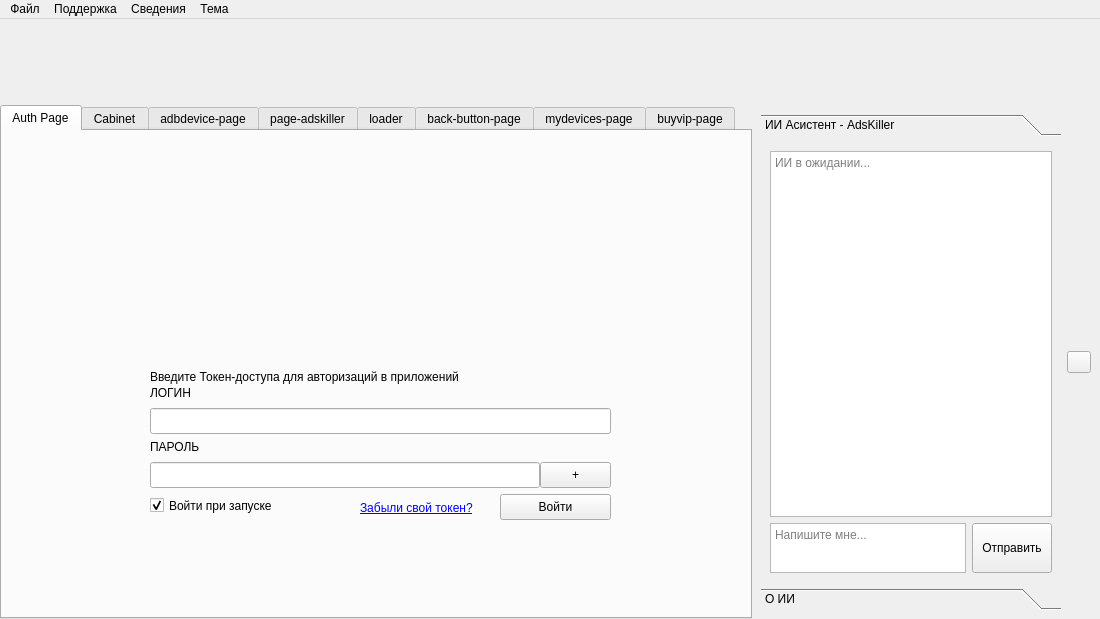
Old version of the form ui/mainwindow.ui in the repository badcast/adskiller.
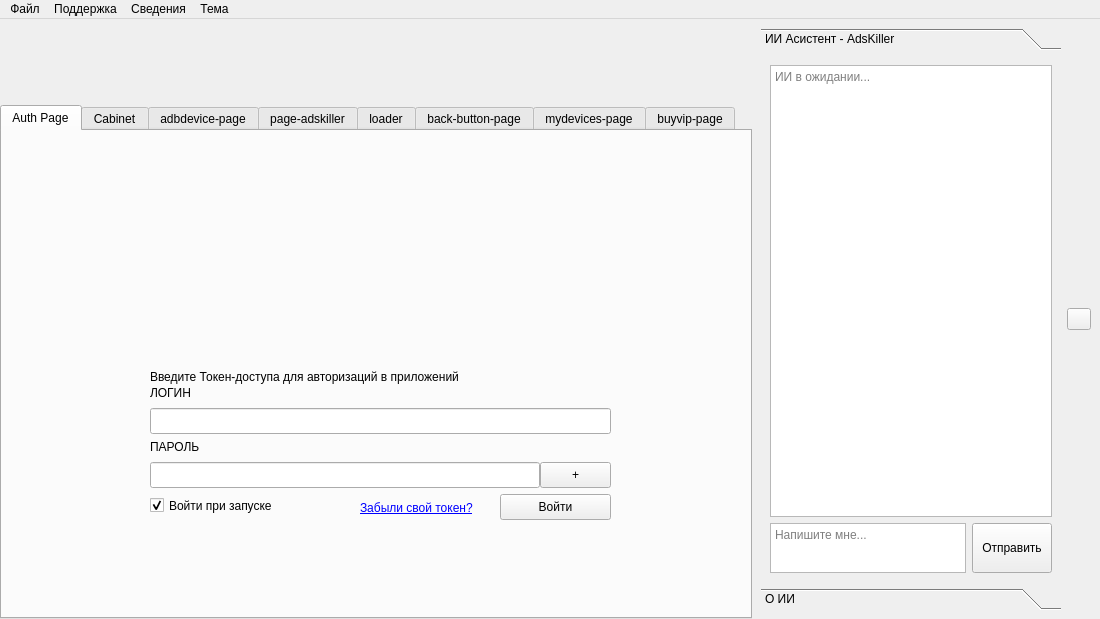
New version of the form. Icons and pictures are not drawn.

The edit to the form file:
```diff
--- a/ui/mainwindow.ui
+++ b/ui/mainwindow.ui
@@ -58,7 +58,7 @@
     <property name="spacing">
      <number>0</number>
     </property>
-    <item row="1" column="1">
+    <item row="0" column="1" rowspan="2">
      <widget class="QFrame" name="aiToolBoxContainer">
       <layout class="QHBoxLayout" name="horizontalLayout_ai">
        <item>
@@ -2104,7 +2104,7 @@
       </layout>
      </widget>
     </item>
-    <item row="0" column="0" colspan="2">
+    <item row="0" column="0">
      <widget class="QFrame" name="topcontent">
       <property name="sizePolicy">
        <sizepolicy hsizetype="Preferred" vsizetype="Expanding">
```
